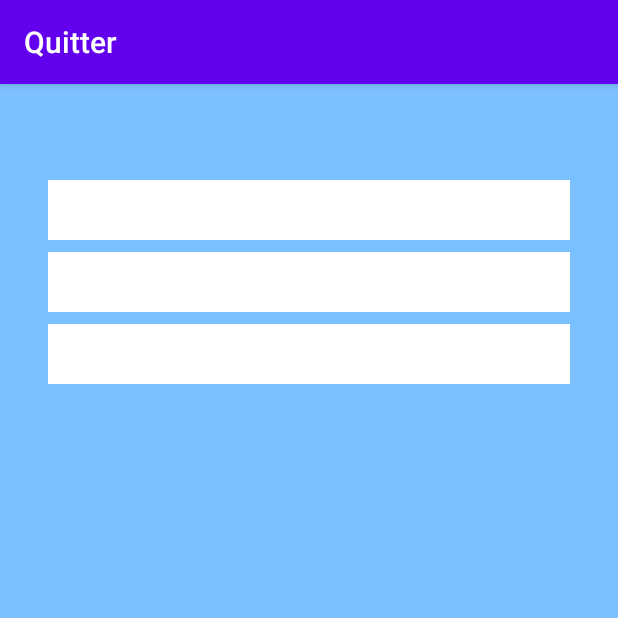
After one commit to cohadruid/Quitter, an Android app: the UserDataActivity screen opened directly, with no data from a screen before it, on a phone screen of 412 x 824 dp, the top half of it. The commit adds this screen. Run offline under Robolectric (Android 15) with nearby library versions, the phone set to English and light mode, and no system bars.

Commit message:
added new user check

```diff
--- a/app/src/main/AndroidManifest.xml
+++ b/app/src/main/AndroidManifest.xml
@@ -9,6 +9,7 @@
         android:roundIcon="@mipmap/ic_launcher_round"
         android:supportsRtl="true"
         android:theme="@style/AppTheme">
+        <activity android:name=".UserDataActivity"></activity>
         <activity android:name=".OverviewActivity">
             <intent-filter>
                 <action android:name="android.intent.action.MAIN" />
@@ -23,7 +24,7 @@
                 <category android:name="android.intent.category.LAUNCHER" />
             </intent-filter>
         </activity>
-        <activity android:name=".LoginActivity"></activity>
+        <activity android:name=".LoginActivity" />
     </application>
 
 </manifest>
--- /dev/null
+++ b/app/src/main/java/hr/ferit/dariocoric/quitter/UserDataActivity.kt
@@ -0,0 +1,11 @@
+package hr.ferit.dariocoric.quitter
+
+import androidx.appcompat.app.AppCompatActivity
+import android.os.Bundle
+
+class UserDataActivity : AppCompatActivity() {
+    override fun onCreate(savedInstanceState: Bundle?) {
+        super.onCreate(savedInstanceState)
+        setContentView(R.layout.activity_user_data)
+    }
+}
--- /dev/null
+++ b/app/src/main/res/layout/activity_user_data.xml
@@ -0,0 +1,53 @@
+<?xml version="1.0" encoding="utf-8"?>
+<androidx.constraintlayout.widget.ConstraintLayout xmlns:android="http://schemas.android.com/apk/res/android"
+    xmlns:app="http://schemas.android.com/apk/res-auto"
+    xmlns:tools="http://schemas.android.com/tools"
+    android:layout_width="match_parent"
+    android:layout_height="match_parent"
+    android:background="#7CC1FF"
+    tools:context=".UserDataActivity">
+
+    <EditText
+        android:id="@+id/edit_text_price_per_pack"
+        android:layout_width="match_parent"
+        android:layout_height="40dp"
+        android:layout_marginStart="32dp"
+        android:layout_marginTop="8dp"
+        android:layout_marginEnd="32dp"
+        android:background="#FFFFFF"
+        android:ems="10"
+        android:inputType="number"
+        app:layout_constraintEnd_toEndOf="@+id/edittext_cigs_per_day"
+        app:layout_constraintStart_toStartOf="@+id/edittext_cigs_per_day"
+        app:layout_constraintTop_toBottomOf="@+id/edittext_cigs_per_day" />
+
+    <EditText
+        android:id="@+id/edittext_quitdate"
+        android:layout_width="match_parent"
+        android:layout_height="40dp"
+        android:layout_marginStart="32dp"
+        android:layout_marginTop="64dp"
+        android:layout_marginEnd="32dp"
+        android:background="#FFFFFF"
+        android:ems="10"
+        android:inputType="textPersonName"
+        app:layout_constraintEnd_toEndOf="parent"
+        app:layout_constraintHorizontal_bias="0.497"
+        app:layout_constraintStart_toStartOf="parent"
+        app:layout_constraintTop_toTopOf="parent" />
+
+    <EditText
+        android:id="@+id/edittext_cigs_per_day"
+        android:layout_width="match_parent"
+        android:layout_height="40dp"
+        android:layout_marginStart="32dp"
+        android:layout_marginTop="8dp"
+        android:layout_marginEnd="32dp"
+        android:background="#FFFFFF"
+        android:ems="10"
+        android:inputType="number"
+        app:layout_constraintEnd_toEndOf="@+id/edittext_quitdate"
+        app:layout_constraintHorizontal_bias="0.496"
+        app:layout_constraintStart_toStartOf="@+id/edittext_quitdate"
+        app:layout_constraintTop_toBottomOf="@+id/edittext_quitdate" />
+</androidx.constraintlayout.widget.ConstraintLayout>
```
Also changed, not shown: app/src/main/java/hr/ferit/dariocoric/quitter/OverviewActivity.kt (+26 -0 lines), app/src/main/java/hr/ferit/dariocoric/quitter/UserDataFragment.kt (deleted, +0 -59 lines), app/src/main/res/layout/fragment_user_data.xml (deleted, +0 -90 lines).
